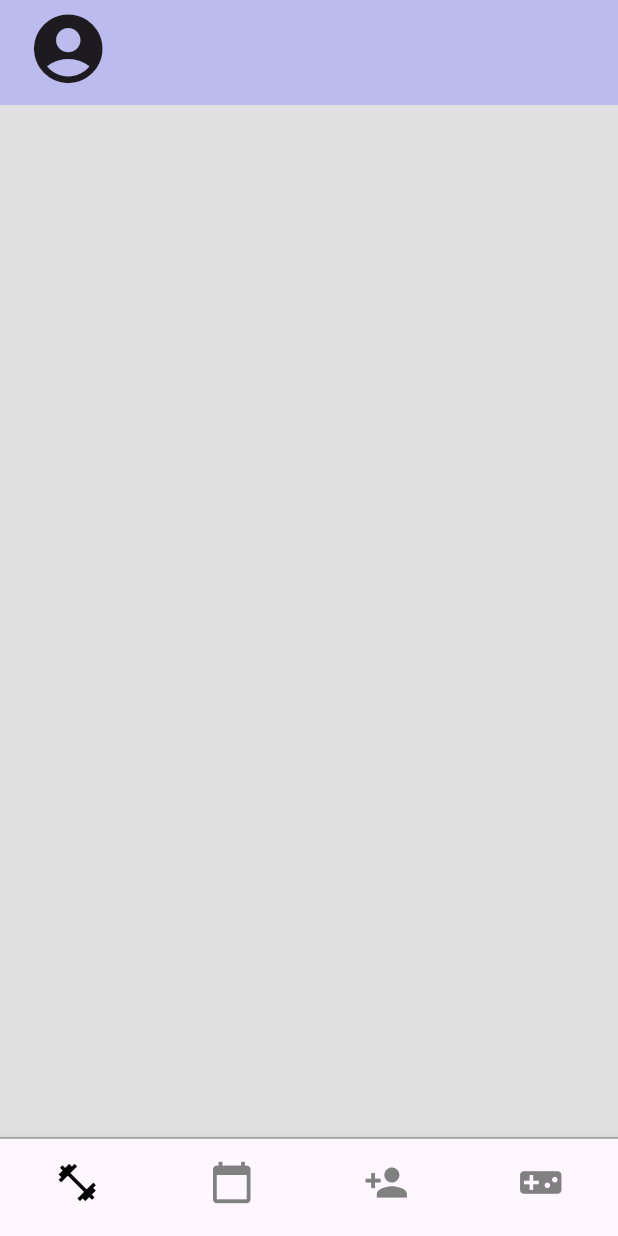
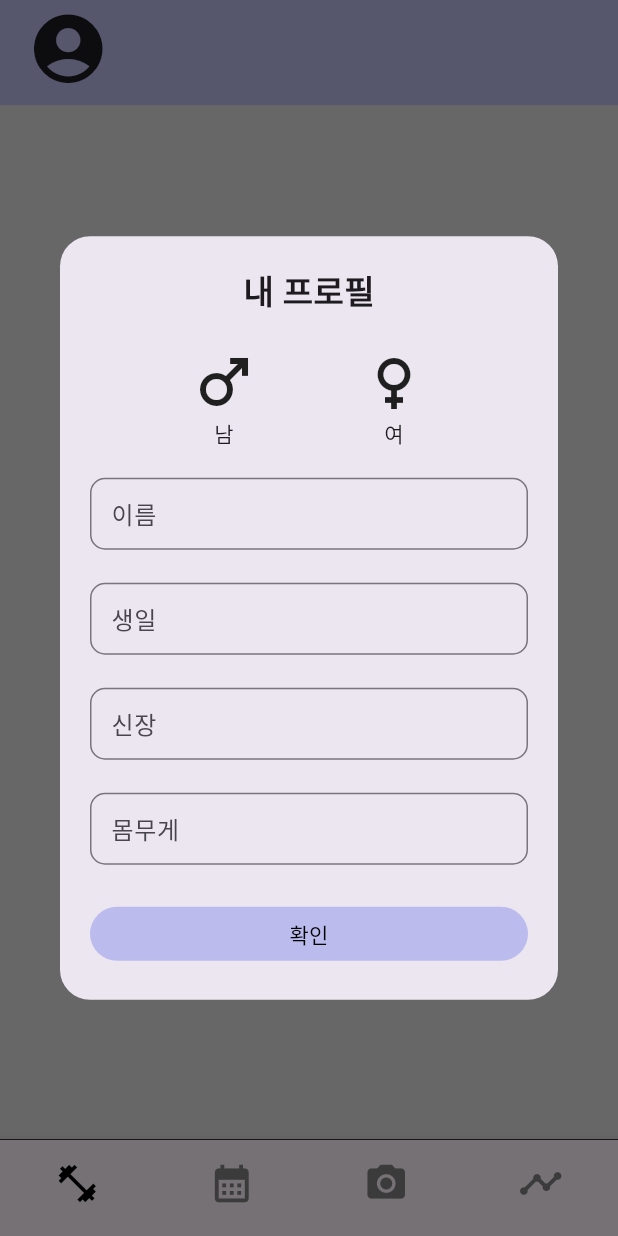
Before and after one commit to 2024-Match-up/matchup, a Flutter app: the screen it shows after launch, after a tap on "로그인", after a tap on the "account circle" icon, on a phone screen of 412 x 824 dp. Run offline on Flutter 3.47's test engine with Material 3 defaults, Android fonts, the phone set to English and light mode, and no system bars.

Commit message:
FE/feat : 로그인 페이지, 마이페이지

```diff
--- a/frontend/lib/main.dart
+++ b/frontend/lib/main.dart
@@ -1,5 +1,5 @@
 import 'package:flutter/material.dart';
-import 'package:matchup/screens/login_screen.dart';
+import 'package:matchup/screens/login/login_screen.dart';
 
 void main() {
   runApp(MyApp());
--- a/frontend/lib/screens/bottom_navigation_bar.dart
+++ b/frontend/lib/screens/bottom_navigation_bar.dart
@@ -1,10 +1,11 @@
 import 'package:flutter/material.dart';
 import 'package:flutter/services.dart';
 
-import 'select_screen.dart'; // 운동 페이지
-import 'calendar_screen.dart'; // 달력 페이지
-import 'share_screen.dart'; // 친구 추가 페이지
-import 'game_screen.dart'; // 게임 페이지
+import 'login/mypage_modal.dart';
+import 'exercise/exercise_screen.dart'; // 운동 페이지
+import 'calendar/calendar_screen.dart'; // 달력 페이지
+import 'camera/camera_screen.dart'; // 카메라 페이지
+import 'record/record_screen.dart'; // 측정기록 페이지
 
 class BottomNavBar extends StatefulWidget {
   @override
@@ -16,10 +17,10 @@ class _BottomNavBarState extends State<BottomNavBar> {
 
   // 각 탭의 위젯을 저장할 리스트를 생성합니다.
   final List<Widget> _widgetOptions = [
-    // HomeScreen(),  // 홈 탭에 해당하는 위젯
+    // ExerciseScreen(),  // 홈 탭에 해당하는 위젯
     // ScheduleScreen(),  // 일정 탭에 해당하는 위젯
-    // AddScreen(),  // 추가 탭에 해당하는 위젯
-    // SettingsScreen(),  // 설정 탭에 해당하는 위젯
+    // CameraScreen(),  // 카메라 탭에 해당하는 위젯
+    // RecordScreen(),  // 측정기록 탭에 해당하는 위젯
     Text('Home Screen'), // 임시 위젯
     Text('Schedule Screen'),
     Text('Add Screen'),
@@ -55,13 +56,13 @@ class _BottomNavBarState extends State<BottomNavBar> {
             icon: Icon(Icons.account_circle),
             iconSize: 55.0, // 아이콘 크기
             onPressed: () {
-              // 아이콘 버튼을 눌렀을 때 수행할 동작
+              showMyPageModal(context); // 모달 창을 띄우는 함수 호출
             },
           ),
         ),
         centerTitle: true,
         elevation: 0,
-        // AppBar의 높이를 70.0으로
+        // AppBar의 높이를 70.0으로 설정
         toolbarHeight: 70.0,
       ),
       bottomNavigationBar: Container(
@@ -75,22 +76,27 @@ class _BottomNavBarState extends State<BottomNavBar> {
           showSelectedLabels: false,
           showUnselectedLabels: false,
           items: <BottomNavigationBarItem>[
+
             BottomNavigationBarItem(
               icon: Icon(Icons.fitness_center, size: 30),
               label: '운동',
             ),
+
             BottomNavigationBarItem(
-              icon: Icon(Icons.calendar_today, size: 30),
+              icon: Icon(Icons.calendar_month, size: 30),
               label: '달력',
             ),
+
             BottomNavigationBarItem(
-              icon: Icon(Icons.person_add, size: 30),
-              label: '친구 추가',
+              icon: Icon(Icons.photo_camera, size: 30),
+              label: '카메라',
             ),
+
             BottomNavigationBarItem(
-              icon: Icon(Icons.videogame_asset, size: 30),
-              label: '게임',
+              icon: Icon(Icons.timeline, size: 30),
+              label: '그래프',
             ),
+
           ],
           currentIndex: _selectedIndex,
           selectedItemColor: Color(0xFF000000),
@@ -108,7 +114,7 @@ void main() {
     theme: ThemeData(
       primaryColor: Color(0xFFBBBBEE),
       scaffoldBackgroundColor:
-          Colors.grey[300], // Grey color for the main background
+          Colors.grey[300],
     ),
     home: BottomNavBar(),
   ));
--- a/frontend/lib/screens/login_screen.dart
+++ b/frontend/lib/screens/login/login_screen.dart
@@ -1,5 +1,5 @@
 import 'package:flutter/material.dart';
-import 'bottom_navigation_bar.dart';
+import '../bottom_navigation_bar.dart';
 import 'sign_up_modal.dart';
 
 class LoginScreen extends StatelessWidget {
@@ -18,14 +18,17 @@ class LoginScreen extends StatelessWidget {
           children: <Widget>[
             // 로고 이미지
             Image.asset('lib/assets/images/logo.jpg',
-                height: 180, fit: BoxFit.contain),
+                height: 160, fit: BoxFit.contain),
             SizedBox(height: 0), // 로고와 입력 필드 사이의 여백을 늘립니다.
             Text(
               'Match up!',
-              style: TextStyle(fontSize: 40, fontWeight: FontWeight.bold),
+              style: TextStyle(
+                fontSize: 50,
+                fontFamily: "Timmana",
+                fontWeight: FontWeight.w300),
               textAlign: TextAlign.center,
             ),
-            SizedBox(height: 48), // 텍스트와 입력 필드 사이의 여백을 늘립니다.
+            SizedBox(height: 40), // 텍스트와 입력 필드 사이의 여백을 늘립니다.
 
             // 이메일 입력 필드
             TextFormField(
@@ -35,7 +38,7 @@ class LoginScreen extends StatelessWidget {
                 prefixIcon: Icon(Icons.person),
               ),
             ),
-            SizedBox(height: 16),
+            SizedBox(height: 0),
 
             // 비밀번호 입력 필드
             TextFormField(
@@ -46,11 +49,16 @@ class LoginScreen extends StatelessWidget {
               ),
               obscureText: true,
             ),
-            SizedBox(height: 24),
+            SizedBox(height: 30),
 
             // 로그인 버튼
             OutlinedButton(
-              child: Text('로그인'),
+              child: Text(
+                '로그인',
+                style: TextStyle(
+                  fontSize: 17,
+                ),
+                ),
               onPressed: () {
                 // TODO: 로그인 로직을 여기에 추가합니다.
                 // 아래는 입력된 이메일과 비밀번호를 출력하는 예시입니다.
@@ -67,13 +75,20 @@ class LoginScreen extends StatelessWidget {
                 backgroundColor: Color(0xFFBBBBEE), // 배경색
                 foregroundColor: Color(0xFF000000), // 텍스트색
                 side: BorderSide.none, // 테두리 제거
-              ),
+              ).copyWith(
+                minimumSize: MaterialStatePropertyAll(Size(200,65)),
+              )
             ),
-            SizedBox(height: 16),
+            SizedBox(height: 20),
 
             // 이메일 회원가입 버튼
             OutlinedButton(
-              child: Text('이메일 회원가입'),
+              child: Text(
+                '이메일 회원가입',
+                style: TextStyle(
+                  fontSize: 17,
+                ),
+                ),
               onPressed: () {
                 // 이메일 회원가입 로직 처리
                 showSignUpModal(context);
@@ -82,38 +97,11 @@ class LoginScreen extends StatelessWidget {
                 backgroundColor: Color(0x14000000), // 배경색
                 foregroundColor: Color(0xFF000000), // 텍스트색
                 side: BorderSide.none, // 테두리 제거
-              ),
+              ).copyWith(
+                minimumSize: MaterialStatePropertyAll(Size(200,65)),
+              )
             ),
-            SizedBox(height: 16),
-
-            // 이메일, 비밀번호 찾기
-            TextButton(
-              onPressed: () {
-                // 이메일/비밀번호 찾기 로직 처리
-              },
-              child: Text(
-                '이메일/비밀번호 찾기',
-                style: TextStyle(
-                  color: Colors.grey, // 텍스트 색상을 그레이로 설정합니다.
-                  decoration: TextDecoration.underline, // 밑줄 추가
-                ),
-              ),
-            ),
-
-            // 카카오로 로그인 버튼(아이콘 이미지 포함되어있음)
-            OutlinedButton.icon(
-              icon: Image.asset('lib/assets/images/kakao_login.jpg',
-                  height: 18.0),
-              label: Text('카카오로 로그인'),
-              onPressed: () {
-                // 카카오 로그인 로직 처리
-              },
-              style: ElevatedButton.styleFrom(
-                backgroundColor: Color(0xFFFFE600), // 카카오 컬러
-                foregroundColor: Colors.black, // 텍스트 컬러
-                side: BorderSide.none, // 테두리 제거
-              ),
-            ),
+            SizedBox(height: 0),
           ],
         ),
       ),
--- /dev/null
+++ b/frontend/lib/screens/login/mypage_modal.dart
@@ -0,0 +1,134 @@
+import 'package:flutter/material.dart';
+
+void showMyPageModal(BuildContext context) {
+  showDialog(
+    context: context,
+    builder: (BuildContext context) {
+      return Dialog(
+        shape: RoundedRectangleBorder(
+          borderRadius: BorderRadius.circular(20.0),
+        ),
+        child: Padding(
+          padding: const EdgeInsets.all(20.0),
+          child: Column(
+            mainAxisSize: MainAxisSize.min,
+            children: <Widget>[
+              Text(
+                '내 프로필',
+                style: TextStyle(
+                  fontWeight: FontWeight.bold,
+                  fontSize: 22,
+                ),
+              ),
+              SizedBox(height: 20),
+              Row(
+                mainAxisAlignment: MainAxisAlignment.spaceEvenly,
+                children: <Widget>[
+                  IconLabel(icon: Icons.male, label: '남'),
+                  IconLabel(icon: Icons.female, label: '여'),
+                ],
+              ),
+              SizedBox(height: 20),
+              Container(
+                height: 50, // 텍스트 필드 높이 설정
+                child:TextField(
+                  textAlignVertical: TextAlignVertical.center,
+                  decoration: InputDecoration(
+                    hintText: '이름',
+                    contentPadding: EdgeInsets.symmetric(horizontal: 10.0),
+                    border: OutlineInputBorder(
+                      borderRadius: BorderRadius.circular(10.0),
+                      ),
+                  ),
+                ),
+              ),
+              SizedBox(height: 20),
+              Container(
+                height: 50, // 텍스트 필드 높이 설정
+                child:TextField(
+                  textAlignVertical: TextAlignVertical.center,
+                  decoration: InputDecoration(
+                    hintText: '생일',
+                    contentPadding: EdgeInsets.symmetric(horizontal: 10.0),
+                    border: OutlineInputBorder(
+                      borderRadius: BorderRadius.circular(10.0),
+                      ),
+                  ),
+                ),
+              ),
+              SizedBox(height: 20),
+              Container(
+                height: 50, // 텍스트 필드 높이 설정
+                child:TextField(
+                  textAlignVertical: TextAlignVertical.center,
+                  decoration: InputDecoration(
+                    hintText: '신장',
+                    contentPadding: EdgeInsets.symmetric(horizontal: 10.0),
+                    border: OutlineInputBorder(
+                      borderRadius: BorderRadius.circular(10.0),
+                      ),
+                  ),
+                ),
+              ),
+              SizedBox(height: 20),
+              Container(
+                height: 50, // 텍스트 필드 높이 설정
+                child:TextField(
+                  textAlignVertical: TextAlignVertical.center,
+                  decoration: InputDecoration(
+                    hintText: '몸무게',
+                    contentPadding: EdgeInsets.symmetric(horizontal: 10.0),
+                    border: OutlineInputBorder(
+                      borderRadius: BorderRadius.circular(10.0),
+                      ),
+                  ),
+                ),
+              ),
+              SizedBox(height: 20),
+              Row(
+                mainAxisAlignment: MainAxisAlignment.spaceEvenly,
+                children: <Widget>[
+                  Expanded( // Expanded 위젯으로 감싸서 버튼을 가로로 길게 합니다.
+                    child: TextButton(
+                      child: Text('확인'),
+                      style: TextButton.styleFrom(
+                        foregroundColor: Colors.black, // Text Color
+                        backgroundColor: Color(0xFFBBBBEE), // Button Background Color
+                        minimumSize: Size(double.infinity, 36), // 높이를 36으로 설정하고 너비를 무한대로 설정하여 가로로 길게 합니다.
+                        padding: EdgeInsets.symmetric(horizontal: 16), // 좌우 패딩 추가
+                      ),
+                      onPressed: () {
+                        Navigator.of(context).pop(); // 모달을 닫습니다.
+                      },
+                    ),
+                  ),
+                ],
+              ),
+            ],
+          ),
+        ),
+      );
+    },
+  );
+}
+
+class IconLabel extends StatelessWidget {
+  final IconData icon;
+  final String label;
+
+  const IconLabel({
+    Key? key,
+    required this.icon,
+    required this.label,
+  }) : super(key: key);
+
+  @override
+  Widget build(BuildContext context) {
+    return Column(
+      children: <Widget>[
+        Icon(icon, size: 48),
+        Text(label),
+      ],
+    );
+  }
+}
--- /dev/null
+++ b/frontend/lib/screens/login/sign_up_modal.dart
@@ -0,0 +1,113 @@
+import 'package:flutter/material.dart';
+
+void showSignUpModal(BuildContext context) {
+  showDialog(
+    context: context,
+    builder: (BuildContext context) {
+      return Dialog(
+        shape: RoundedRectangleBorder(
+          borderRadius: BorderRadius.circular(20.0),
+        ),
+        child: Padding(
+          padding: EdgeInsets.all(20),
+          child: Column(
+            mainAxisSize: MainAxisSize.min,
+            children: <Widget>[
+              Text(
+                '회원가입',
+                style: TextStyle(fontSize: 22, fontWeight: FontWeight.bold),
+                textAlign: TextAlign.center,
+              ),
+              SizedBox(height: 20),
+              buildTextField('닉네임'),
+              SizedBox(height: 20),
+              buildTextField('이메일'),
+              SizedBox(height: 20),
+              buildTextField('비밀번호', isPassword: true),
+              SizedBox(height: 24),
+              Row(
+                children: [
+                  Expanded(
+                    child: ElevatedButton(
+                      onPressed: () {
+                        // 회원가입 로직 처리
+                      },
+                      child: Text('회원가입'),
+                      style: ElevatedButton.styleFrom(
+                        backgroundColor: Color(0xFFBBBBEE),
+                        foregroundColor: Colors.white,
+                        minimumSize: Size(0, 36), // 높이 설정, 너비는 Expanded로 조절
+                        shape: RoundedRectangleBorder(
+                          borderRadius: BorderRadius.circular(10.0),
+                        ),
+                        padding: EdgeInsets.symmetric(horizontal: 16),
+                      ),
+                    ),
+                  ),
+                  SizedBox(width: 8), // 버튼 사이의 간격
+                  Expanded(
+                    child: ElevatedButton(
+                      onPressed: () {
+                        // 이메일 중복 확인 로직 처리
+                      },
+                      child: Text('중복 확인'),
+                      style: ElevatedButton.styleFrom(
+                        backgroundColor: Color(0xFFBBBBEE),
+                        foregroundColor: Colors.white,
+                        minimumSize: Size(0, 36), // 높이 설정, 너비는 Expanded로 조절
+                        shape: RoundedRectangleBorder(
+                          borderRadius: BorderRadius.circular(10.0),
+                        ),
+                        padding: EdgeInsets.symmetric(horizontal: 16),
+                      ),
+                    ),
+                  ),
+                ],
+              ),
+              SizedBox(height: 16),
+            ],
+          ),
+        ),
+      );
+    },
+  );
+}
+
+Widget buildTextField(String hintText, {bool isPassword = false}) {
+  return Container(
+    height: 50, // 텍스트 필드 높이 설정
+    child: TextField(
+      obscureText: isPassword, // 비밀번호 필드 여부 설정
+      textAlignVertical: TextAlignVertical.center,
+      decoration: InputDecoration(
+        hintText: hintText,
+        contentPadding: EdgeInsets.symmetric(horizontal: 10.0),
+        border: OutlineInputBorder(
+          borderRadius: BorderRadius.circular(10.0),
+        ),
+      ),
+    ),
+  );
+}
+
+class IconLabel extends StatelessWidget {
+  final IconData icon;
+  final String label;
+
+  const IconLabel({
+    Key? key,
+    required this.icon,
+    required this.label,
+  }) : super(key: key);
+
+  @override
+  Widget build(BuildContext context) {
+    return Column(
+      children: <Widget>[
+        Icon(icon, size: 48),
+        SizedBox(height: 8), // 아이콘과 텍스트 사이의 간격 설정
+        Text(label),
+      ],
+    );
+  }
+}
```
Also changed, not shown: frontend/lib/screens/sign_up_modal.dart (deleted, +0 -89 lines), frontend/pubspec.yaml (+7 -0 lines), frontend/lib/assets/fonts/Timmana-Regular.ttf (added), frontend/lib/assets/images/kakao_login.jpg (deleted), frontend/lib/screens/calendar/calendar_screen.dart (added), frontend/lib/screens/camera/camera_screen.dart (added), frontend/lib/screens/exercise/exercise_screen.dart (added), frontend/lib/screens/record/record_screen.dart (added).
